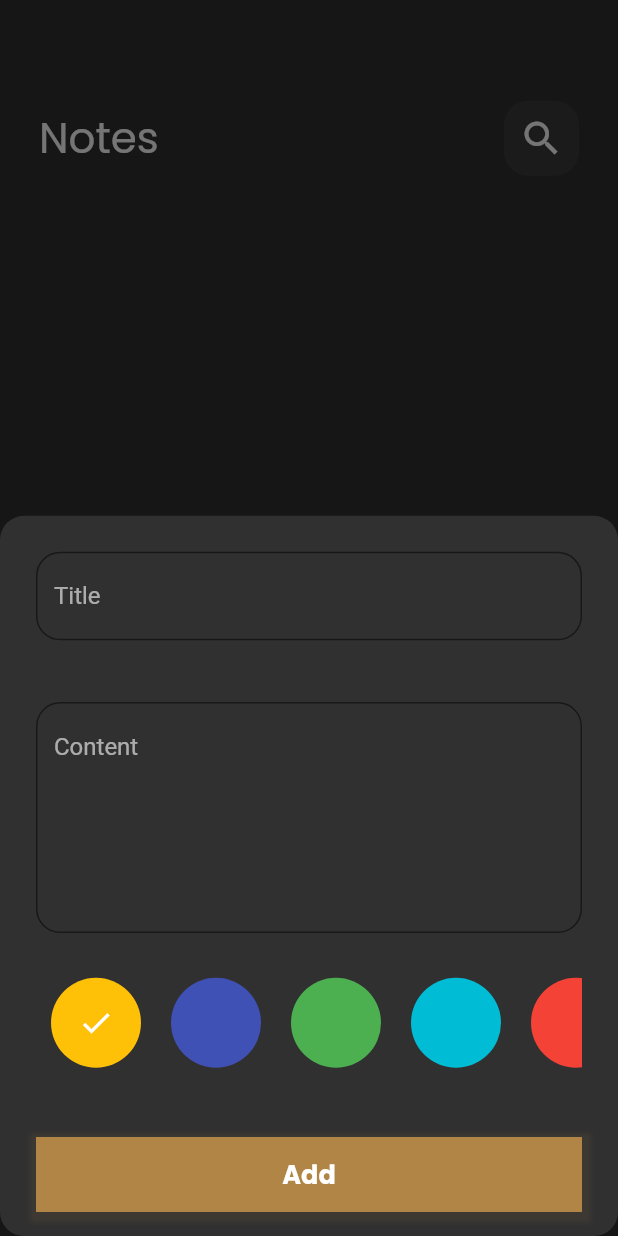
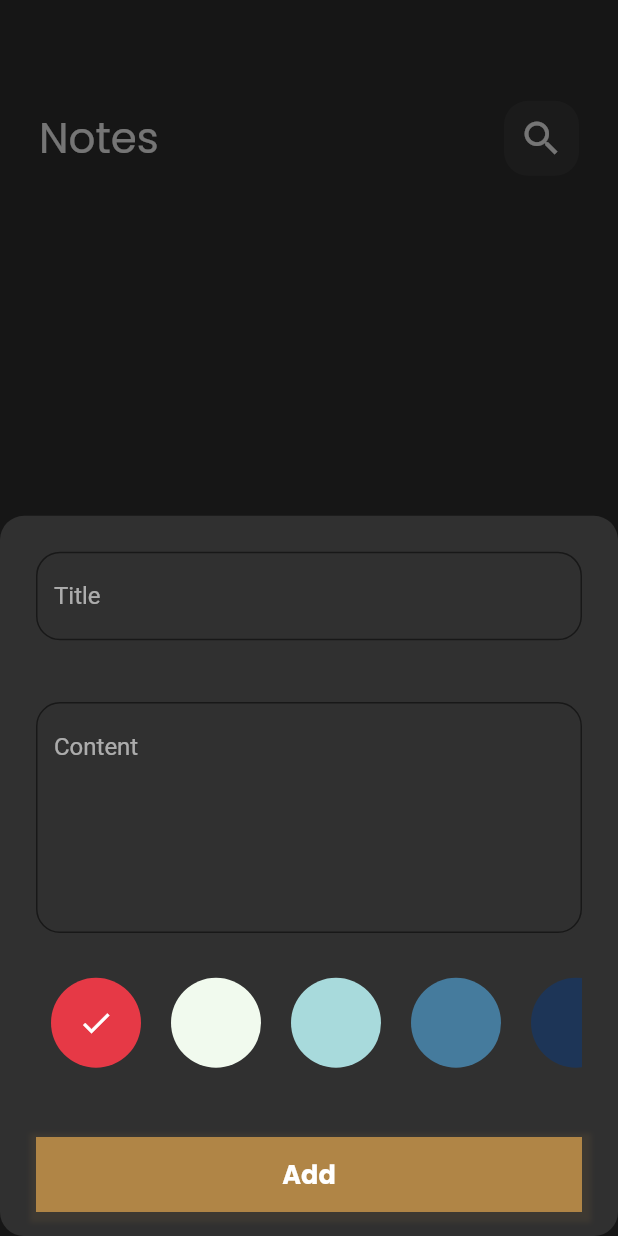
Before and after one commit to ebrahim969/notes_app, a Flutter app: the screen it shows after launch, after a tap on the "add" icon, on a phone screen of 412 x 824 dp. Run offline on Flutter 3.47's test engine with Material 2 defaults, Android fonts, the phone set to English and light mode, and no system bars; our stand-ins replace bloc, flutter_bloc, font_awesome_flutter, get, google_fonts, hive and 1 more; accounts and stored records are empty; generated files the repository leaves out were written again.

Commit message:
refactor code in edit note view

```diff
--- a/lib/constants/constant.dart
+++ b/lib/constants/constant.dart
@@ -5,3 +5,11 @@ const Color kMainColor = Colors.black;
 const Color kPrimaryColor = Colors.white;
 Color kOpacityColor = Colors.black.withOpacity(.5);
 const kNoteBox = "note_box";
+List<Color> colors =
+  const[
+    Color(0xffe63946),
+    Color(0xfff1faee),
+    Color(0xffa8dadc),
+    Color(0xff457b9d),
+    Color(0xff1d3557),
+  ];
--- a/lib/cubits/add_note_cubit/add_note_cubit.dart
+++ b/lib/cubits/add_note_cubit/add_note_cubit.dart
@@ -10,7 +10,7 @@ part 'add_note_state.dart';
 class AddNoteCubit extends Cubit<AddNoteState> {
   AddNoteCubit() : super(AddNoteInitial());
 
-   MaterialColor color = Colors.amber;
+   Color color = Colors.amber;
   addNote(NoteModel note) {
     note.color = color.value;
     emit(AddNoteLoading());
--- a/lib/views/widgets/colors_list_view.dart
+++ b/lib/views/widgets/colors_list_view.dart
@@ -1,12 +1,14 @@
 import 'package:flutter/material.dart';
 import 'package:flutter_bloc/flutter_bloc.dart';
 import 'package:note_app/cubits/add_note_cubit/add_note_cubit.dart';
+
+import '../../constants/constant.dart';
 
 class ColorItem extends StatelessWidget {
   const ColorItem({super.key, required this.isClicked, required this.color});
 
  final bool isClicked;
- final MaterialColor color;
+ final Color color;
   @override
   Widget build(BuildContext context) {
     return isClicked ?
@@ -43,14 +45,7 @@ class _ColorsListViewState extends State<ColorsListView> {
 
   int currentIndex = 0;
 
-  List<MaterialColor> colors =
-  [
-    Colors.amber,
-    Colors.indigo,
-    Colors.green,
-    Colors.cyan,
-    Colors.red
-  ];
+
   @override
   Widget build(BuildContext context) {
     return SizedBox(
```
Also changed, not shown: lib/views/widgets/edit_note_view_body.dart (+46 -1 lines), lib/views/widgets/note_item.dart (+16 -14 lines).
